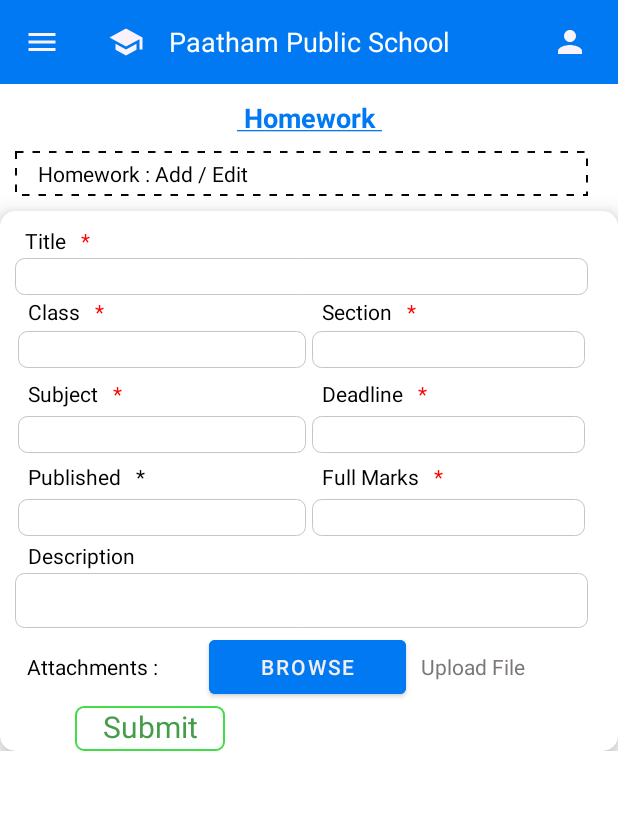
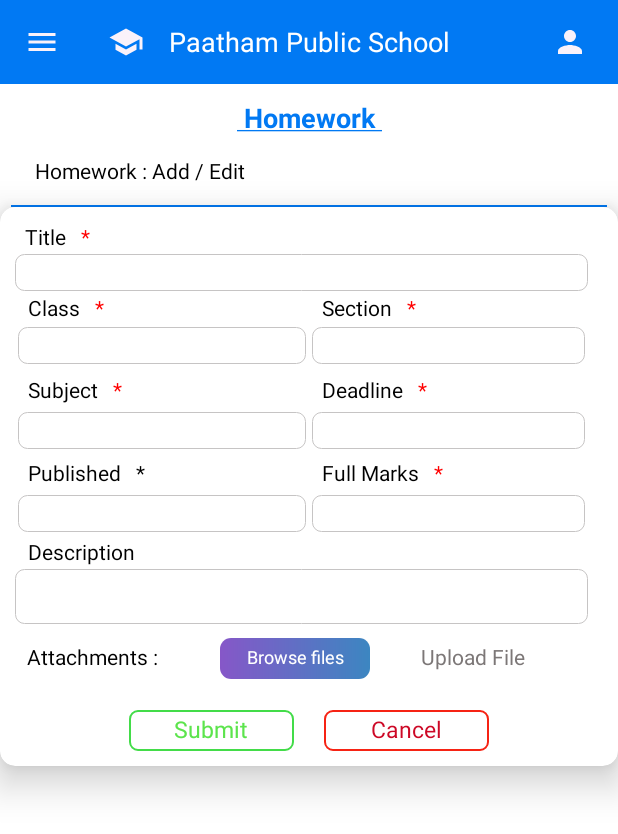
Before and after one commit to itsRahulprasad/assign2_username, an Android app: the homewrk_edit screen opened directly, with no data from a screen before it, on a phone screen of 412 x 824 dp. Shown: the top 834 px of the screen. Run offline under Robolectric (Android 15) with nearby library versions, the phone set to English and light mode, and no system bars.

Commit message:
homework layout finished

```diff
--- /dev/null
+++ b/app/src/main/res/drawable/cancel_border.xml
@@ -0,0 +1,16 @@
+<?xml version="1.0" encoding="utf-8"?>
+
+<shape xmlns:android="http://schemas.android.com/apk/res/android">
+    <stroke
+        android:width="1dp"
+        android:color="#F62314"
+        />
+    <!--    <padding android:left="2dp" android:top="2dp"-->
+    <!--        android:right="2dp" android:bottom="2dp" />-->
+    <corners android:radius="5dp" />
+
+    <solid
+        android:color="#FFFFFF"
+        />
+
+</shape>
--- a/app/src/main/res/drawable/gradient.xml
+++ b/app/src/main/res/drawable/gradient.xml
@@ -2,11 +2,10 @@
 <shape xmlns:android="http://schemas.android.com/apk/res/android"
     android:shape="rectangle">
     <gradient
-        android:startColor="@color/teal_200"
-        android:endColor="@color/purple_200"
-        android:angle="270"
-        android:gradientRadius="20dp"
+        android:startColor="#3C86C1"  android:endColor="#8657C8"
+android:angle="180"
 
+      android:type="linear"
         />
 
     <corners
@@ -14,4 +13,5 @@
         android:bottomLeftRadius="7dp"
         android:topLeftRadius="7dp"
         android:topRightRadius="7dp"/>
+
 </shape>
--- /dev/null
+++ b/app/src/main/res/drawable/horizontal_line.xml
@@ -0,0 +1,18 @@
+<?xml version="1.0" encoding="UTF-8"?>
+<shape xmlns:android="http://schemas.android.com/apk/res/android"
+    android:shape="line">
+
+    <solid
+
+        android:color="@color/white"
+        android:width="5dp"
+
+        />
+    <stroke
+
+        android:width="2dp"
+        android:color="@color/toolbar_first"
+        />
+
+
+</shape>
--- a/app/src/main/res/layout/activity_homework_review.xml
+++ b/app/src/main/res/layout/activity_homework_review.xml
@@ -159,6 +159,7 @@
                             android:layout_height="wrap_content"
                             android:orientation="horizontal"
                             android:layout_weight="2"
+                            android:layout_marginBottom="10dp"
                             >
                                     <TextView
                                         android:layout_width="wrap_content"
@@ -174,6 +175,7 @@
                                         android:textColor="#3FBA44"
                                         android:layout_weight="1"
                                         android:gravity="right"
+                                        android:layout_marginRight="10dp"
                                         />
                         </LinearLayout>
 
@@ -247,6 +249,7 @@
                     android:layout_height="wrap_content"
                     android:orientation="horizontal"
                     android:layout_weight="2"
+                    android:layout_marginBottom="10dp"
                     >
                     <TextView
                         android:layout_width="wrap_content"
@@ -262,6 +265,8 @@
                         android:textColor="#3FBA44"
                         android:layout_weight="1"
                         android:gravity="right"
+                        android:layout_marginRight="10dp"
+
                         />
                 </LinearLayout>
 
--- a/app/src/main/res/layout/activity_homewrk_edit.xml
+++ b/app/src/main/res/layout/activity_homewrk_edit.xml
@@ -79,7 +79,7 @@
             android:layout_width="match_parent"
             android:layout_height="wrap_content"
             android:layout_marginRight="10dp"
-            android:background="@drawable/dashedborder">
+           >
         <TextView
             android:layout_width="match_parent"
             android:layout_height="wrap_content"
@@ -89,15 +89,28 @@
             android:layout_marginLeft="10dp"
             android:padding="3dp"
             android:textFontWeight="700"
+
           />
         </FrameLayout></LinearLayout>
+
+<View
+    android:layout_width="match_parent"
+    android:layout_height="1dp"
+    android:background="@color/toolbar_first"
+    android:layout_marginRight="7dp"
+    android:layout_marginLeft="7dp"
+
+
+    />
 
         <androidx.cardview.widget.CardView
             android:layout_width="match_parent"
             android:layout_height="wrap_content"
-            app:cardElevation="10dp"
+            app:cardElevation="15dp"
             app:cardCornerRadius="10dp"
             android:backgroundTint="@color/white"
+
+
             >
 
             <LinearLayout
@@ -106,14 +119,15 @@
                 android:padding="10dp"
                 android:orientation="vertical"
                 android:layout_marginRight="10dp"
+
+
                 >
                 <TextView
                     android:layout_width="wrap_content"
                     android:layout_height="wrap_content"
                     android:text="@string/sec2"
                     android:textColor="@color/black"
-                    android:textFontWeight="900"
-                    android:textStyle="bold"
+
                     />
                 <EditText
                     android:layout_width="match_parent"
@@ -329,15 +343,22 @@
                 android:layout_weight="1"
                 />
 
-    <Button
+    <LinearLayout
         android:layout_width="match_parent"
         android:layout_height="wrap_content"
-        android:textColor="#F1EEEE"
-        android:text="browse"
         android:layout_weight="1"
-        android:backgroundTint="@color/toolbar_first"
-
-        />
+        android:padding="7dp"
+        >
+                <TextView
+                    android:layout_width="100dp"
+                    android:layout_height="27dp"
+                    android:textColor="#FFFFFF"
+                    android:text="Browse files"
+                    android:textSize="12sp"
+                    android:textAlignment="center"
+                    android:padding="4dp"
+                    android:background="@drawable/gradient"
+                    android:gravity="center_horizontal" /></LinearLayout>
 
 
     <TextView
@@ -357,32 +378,53 @@
                 android:layout_height="wrap_content"
                 android:orientation="horizontal"
                 android:weightSum="2"
-                android:layout_marginTop="330dp"
+                android:layout_marginTop="335dp"
+                android:layout_marginBottom="10dp"
+
                 >
                 <LinearLayout
-                    android:layout_width="250dp"
-                    android:layout_height="30dp"
+                    android:layout_width="150dp"
+                    android:layout_height="27dp"
                     android:layout_weight="1"
-                    android:background="@drawable/submitborder"
-                    android:layout_marginLeft="50dp"
+                  android:gravity="right"
+                    android:layout_marginRight="20dp"
+
                     >
                     <TextView
                         android:text="Submit"
-                        android:textColor="#459C49"
-                        android:textSize="20sp"
+                        android:textColor="#5CE44C"
+                        android:textSize="15sp"
+
+                        android:background="@drawable/submitborder"
                         android:layout_height="match_parent"
-                        android:layout_width="match_parent"
+                        android:layout_width="110dp"
                         android:textAlignment="center"
                         android:gravity="center_horizontal"
+                        android:padding="2dp"
+
 
                         />
                 </LinearLayout>
 
                 <LinearLayout
-                    android:layout_width="match_parent"
-                    android:layout_height="wrap_content"
-                    android:layout_weight="1">
+                    android:layout_width="150dp"
+                    android:layout_height="27dp"
+                    android:gravity="left"
+                    android:layout_weight="1"
+                    >
+                    <TextView
+                        android:text="Cancel"
+                        android:textColor="#CD0826"
+                        android:textSize="15sp"
+                        android:background="@drawable/cancel_border"
+                        android:layout_height="match_parent"
+                        android:layout_width="110dp"
+                        android:textAlignment="center"
+                        android:gravity="center_horizontal"
+                        android:padding="2dp"
 
+
+                        />
                 </LinearLayout>
 
 
@@ -390,9 +432,14 @@
 
 
 
+
         </androidx.cardview.widget.CardView>
 
+        <LinearLayout
+            android:layout_width="match_parent"
+            android:layout_height="50dp"
 
+            />
 
 </LinearLayout>
 
--- a/app/src/main/res/layout/activity_main.xml
+++ b/app/src/main/res/layout/activity_main.xml
@@ -138,7 +138,7 @@
         <ImageView
             android:layout_width="match_parent"
             android:layout_height="wrap_content"
-            android:src="@drawable/secc11"
+            android:src="@drawable/rahul"
             />
 
 
--- a/app/src/main/res/values-night/themes.xml
+++ b/app/src/main/res/values-night/themes.xml
@@ -12,5 +12,10 @@
         <!-- Status bar color. -->
         <item name="android:statusBarColor" tools:targetApi="l">?attr/colorPrimaryVariant</item>
         <!-- Customize your theme here. -->
+
+
+
+
+
     </style>
 </resources>
--- a/app/src/main/res/values/themes.xml
+++ b/app/src/main/res/values/themes.xml
@@ -12,5 +12,10 @@
         <!-- Status bar color. -->
         <item name="android:statusBarColor" tools:targetApi="l">?attr/colorPrimaryVariant</item>
         <!-- Customize your theme here. -->
+
+
+
+
+
     </style>
 </resources>
```
